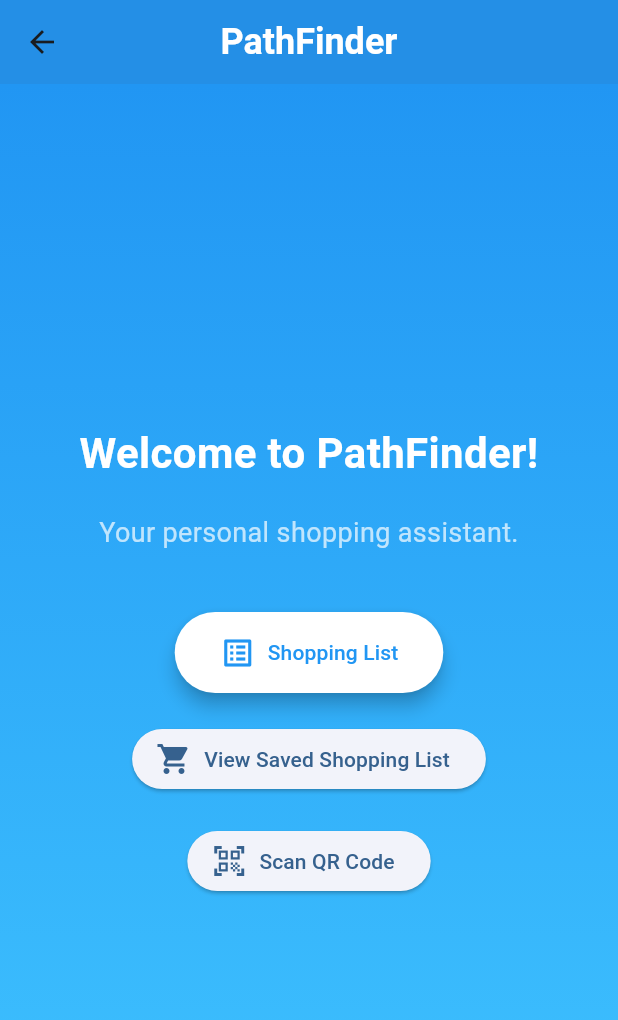
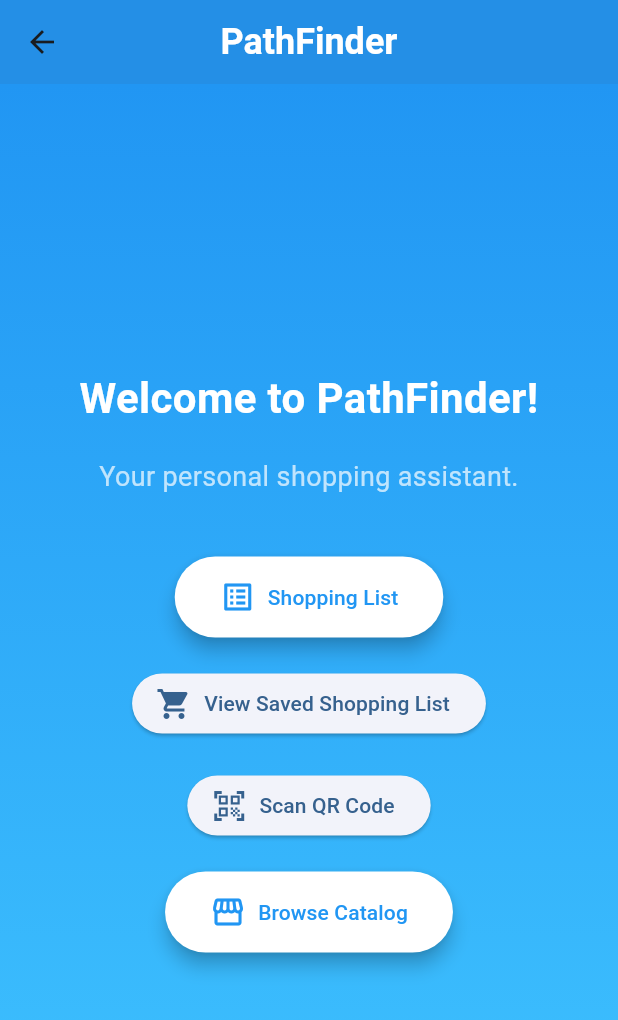
Before and after one commit to Anuxi4321/PathFinder-Mobile-App, a Flutter app: the LandingScreen screen opened by its route, on a phone screen of 412 x 824 dp. Shown: the top 1020 px of the screen. Run offline on Flutter 3.47's test engine with Material 3 defaults, Android fonts, the phone set to English and light mode, and no system bars; our stand-ins replace sqflite, sqflite_common_ffi; missing offline and left inert: android_intent_plus; accounts and stored records are empty.

```diff
--- a/mobilecartapp/lib/landing_screen.dart
+++ b/mobilecartapp/lib/landing_screen.dart
@@ -1,5 +1,6 @@
 import 'package:flutter/material.dart';
 import 'shopping_list_repository.dart';
+import 'shopping_list_store.dart';
 
 class LandingScreen extends StatelessWidget {
   const LandingScreen({super.key});
@@ -55,13 +56,14 @@ class LandingScreen extends StatelessWidget {
     List<dynamic> items = [];
 
     try {
-      items = list['items'] != null ? List<Map<String, dynamic>>.from(
-        List<dynamic>.from(list['items']).map((item) => Map<String, dynamic>.from(item))
-      ) : [];
+      items = list['items'] != null
+          ? List<Map<String, dynamic>>.from(
+              List<dynamic>.from(list['items'])
+                  .map((item) => Map<String, dynamic>.from(item)))
+          : [];
     } catch (e) {
       print('Error parsing items: $e');
     }
-
 
     showDialog(
       context: context,
@@ -88,7 +90,10 @@ class LandingScreen extends StatelessWidget {
             TextButton(
               onPressed: () {
                 Navigator.of(context).pop();
-                Navigator.pushNamed(context, '/shopping_list', arguments: List.from(items));
+                ShoppingListStore().items.clear();
+                ShoppingListStore().items
+                    .addAll(items.cast<Map<String, dynamic>>());
+                Navigator.pushNamed(context, '/shopping_list');
               },
               child: const Text('Use List'),
             ),
@@ -104,7 +109,8 @@ class LandingScreen extends StatelessWidget {
       appBar: AppBar(
         title: const Text(
           'PathFinder',
-          style: TextStyle(fontSize: 24, fontWeight: FontWeight.bold, color: Colors.white),
+          style: TextStyle(
+              fontSize: 24, fontWeight: FontWeight.bold, color: Colors.white),
         ),
         centerTitle: true,
         backgroundColor: Colors.blue,
@@ -126,7 +132,10 @@ class LandingScreen extends StatelessWidget {
               children: <Widget>[
                 const Text(
                   'Welcome to PathFinder!',
-                  style: TextStyle(fontSize: 28, fontWeight: FontWeight.bold, color: Colors.white),
+                  style: TextStyle(
+                      fontSize: 28,
+                      fontWeight: FontWeight.bold,
+                      color: Colors.white),
                   textAlign: TextAlign.center,
                 ),
                 const SizedBox(height: 20),
@@ -137,14 +146,17 @@ class LandingScreen extends StatelessWidget {
                 ),
                 const SizedBox(height: 40),
                 ElevatedButton.icon(
-                  onPressed: () => Navigator.pushNamed(context, '/shopping_list'),
+                  onPressed: () =>
+                      Navigator.pushNamed(context, '/shopping_list'),
                   icon: const Icon(Icons.list_alt, size: 24),
                   label: const Text('Shopping List'),
                   style: ElevatedButton.styleFrom(
                     backgroundColor: Colors.white,
                     foregroundColor: Colors.blue,
-                    padding: const EdgeInsets.symmetric(horizontal: 30, vertical: 15),
-                    shape: RoundedRectangleBorder(borderRadius: BorderRadius.circular(30)),
+                    padding: const EdgeInsets.symmetric(
+                        horizontal: 30, vertical: 15),
+                    shape: RoundedRectangleBorder(
+                        borderRadius: BorderRadius.circular(30)),
                     elevation: 5,
                   ),
                 ),
@@ -156,9 +168,25 @@ class LandingScreen extends StatelessWidget {
                 ),
                 const SizedBox(height: 20),
                 ElevatedButton.icon(
-                  onPressed: () => Navigator.pushNamed(context, '/qr_scanner'),
+                  onPressed: () =>
+                      Navigator.pushNamed(context, '/qr_scanner'),
                   icon: const Icon(Icons.qr_code_scanner, size: 24),
                   label: const Text('Scan QR Code'),
+                ),
+                const SizedBox(height: 20),
+                ElevatedButton.icon(
+                  onPressed: () => Navigator.pushNamed(context, '/catalog'),
+                  icon: const Icon(Icons.storefront, size: 24),
+                  label: const Text('Browse Catalog'),
+                  style: ElevatedButton.styleFrom(
+                    backgroundColor: Colors.white,
+                    foregroundColor: Colors.blue,
+                    padding: const EdgeInsets.symmetric(
+                        horizontal: 30, vertical: 15),
+                    shape: RoundedRectangleBorder(
+                        borderRadius: BorderRadius.circular(30)),
+                    elevation: 5,
+                  ),
                 ),
               ],
             ),
--- a/mobilecartapp/lib/main.dart
+++ b/mobilecartapp/lib/main.dart
@@ -3,6 +3,8 @@ import 'login_screen.dart';
 import 'landing_screen.dart';
 import 'shopping_list_screen.dart';
 import 'qr_scanner_screen.dart';
+import 'shopping_catalog_screen.dart';
+
 
 void main() {
   runApp(const PathfinderApp());
@@ -31,6 +33,7 @@ class PathfinderApp extends StatelessWidget {
               .toList() ?? [];
           return QRScannerScreen(shoppingList: shoppingList);
         },
+          '/catalog': (context) => const ShoppingCatalogScreen(),
       },
     );
   }
--- /dev/null
+++ b/mobilecartapp/lib/shopping_list_store.dart
@@ -0,0 +1,9 @@
+class ShoppingListStore {
+  static final ShoppingListStore _instance = ShoppingListStore._internal();
+
+  factory ShoppingListStore() => _instance;
+
+  ShoppingListStore._internal();
+
+  List<Map<String, dynamic>> items = [];
+}
```
Also changed, not shown: mobilecartapp/lib/db_handler.dart (+6 -5 lines), mobilecartapp/lib/shopping_catalog_screen.dart (added, +83 -0 lines), mobilecartapp/lib/shopping_list_screen.dart (+5 -2 lines), mobilecartapp/lib/shopping_list_sync.dart (+12 -8 lines), 1 other file.
